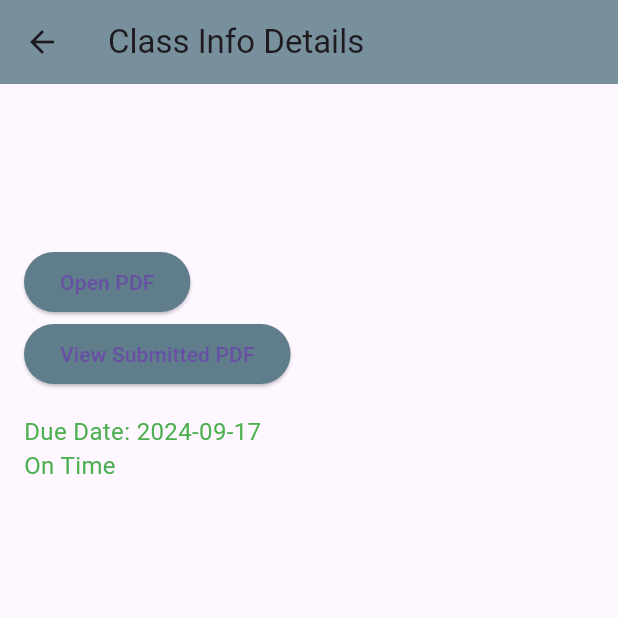
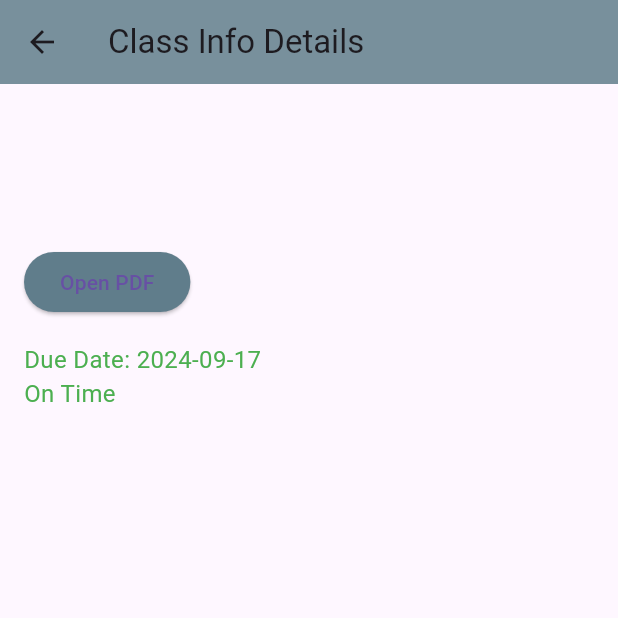
Before and after one commit to samarth-146/Classroom-Flutter, a Flutter app: the ClassInfoPage screen opened directly with empty values, on a phone screen of 412 x 824 dp, the top half of it. Run offline on Flutter 3.47's test engine with Material 3 defaults, Android fonts, the phone set to English and light mode, and no system bars; our stand-ins replace cloud_firestore, file_picker, firebase_auth, firebase_core, firebase_storage; missing offline and left inert: flutter_pdfview; accounts and stored records are empty.

Commit message:
user submission

```diff
--- a/lib/ClassInfo.dart
+++ b/lib/ClassInfo.dart
@@ -140,12 +140,6 @@ class _ClassInfoPageState extends State<ClassInfoPage> {
                 child: const Text('Open PDF'),
                 style: ElevatedButton.styleFrom(backgroundColor: Colors.blueGrey),
               ),
-            if (infoData?['submittedPdf'] != null)
-              ElevatedButton(
-                onPressed: () => _openPDF(infoData!['submittedPdf']),
-                child: const Text('View Submitted PDF'),
-                style: ElevatedButton.styleFrom(backgroundColor: Colors.blueGrey),
-              ),
             if (dueDate != null) ...[
               const SizedBox(height: 16),
               Text(
```
